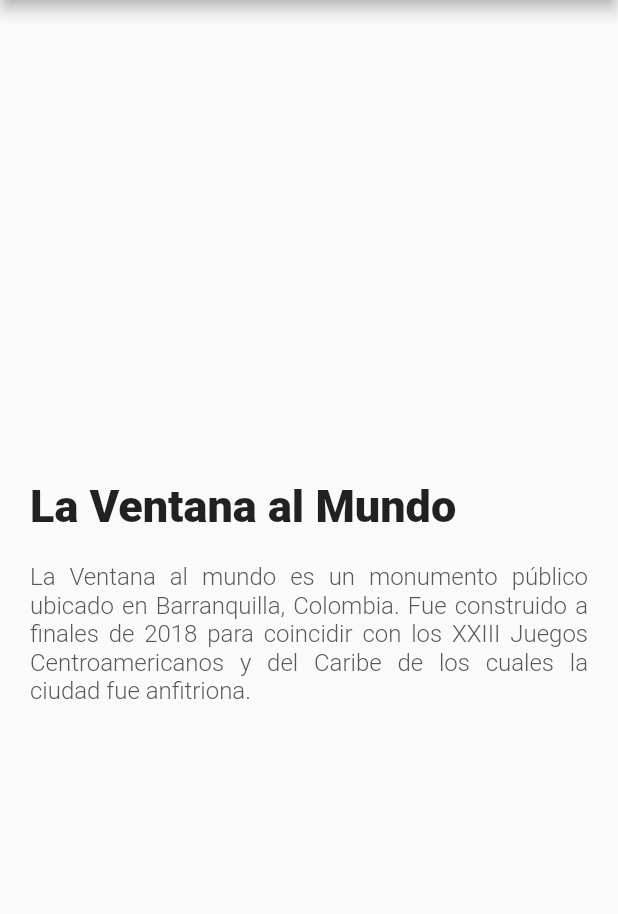
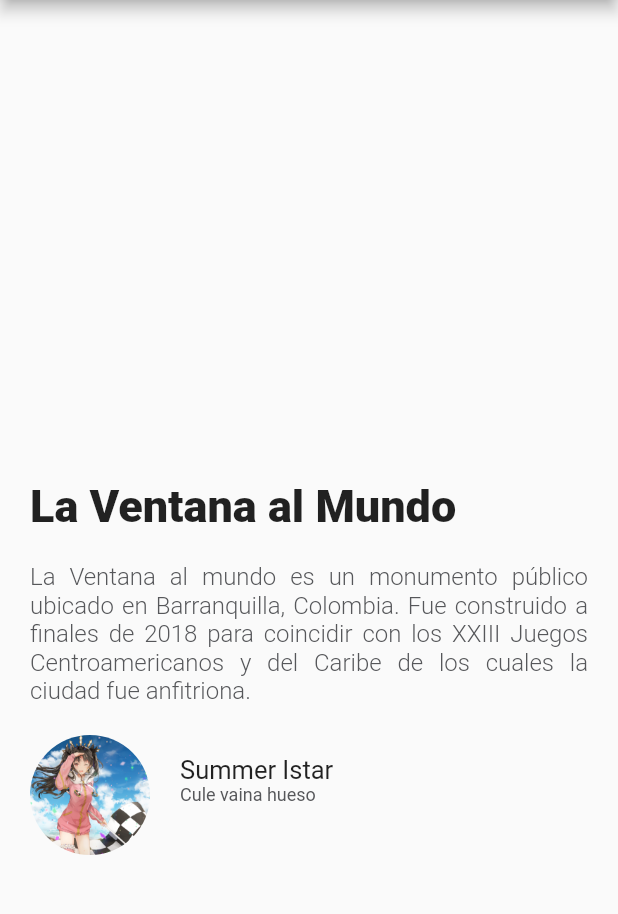
Before and after one commit to Tulio-Rangel/trips_app, a Flutter app: the screen it shows after launch, on a phone screen of 412 x 824 dp, the part 84-998 px from its top. Run offline on Flutter 3.47's test engine with Material 2 defaults, Android fonts, the phone set to English and light mode, and no system bars.

Commit message:
add coments section almost

```diff
--- /dev/null
+++ b/lib/components/review.dart
@@ -0,0 +1,97 @@
+import 'package:flutter/material.dart';
+
+class Review extends StatelessWidget {
+  const Review({super.key});
+
+  @override
+  Widget build(BuildContext context) {
+
+    final userName = Container(
+      margin: const EdgeInsets.only(
+        left: 20.0,
+      ),
+      child: const Text(
+        'Summer Istar',
+        textAlign: TextAlign.left,
+        style: TextStyle(
+          fontSize: 17.0
+        ),
+      ),
+    );
+
+    final userReview = Container(
+      margin: const EdgeInsets.only(
+        left: 20.0,
+      ),
+      child: const Text(
+        'Cule vaina hueso',
+        textAlign: TextAlign.left,
+        style: TextStyle(
+          fontSize: 12.0,
+          color: Color(0xFF56575a)
+        ),
+      ),
+    );
+
+
+
+    final userDetails = Column(
+      crossAxisAlignment: CrossAxisAlignment.start,
+      children: <Widget>[
+        userName,
+        userReview
+      ],
+    );
+
+  /*final avatar = Container(
+      height: 100,
+      width: 100,
+      margin: const EdgeInsets.only(
+        top: 10,
+        left: 10
+      ),
+      child: const CircleAvatar(
+        backgroundImage: NetworkImage('shorturl.at/tBL17'),
+      ),
+    );*/
+
+    final photo = Container(
+      margin: const EdgeInsets.only(
+        top: 20.0,
+        left: 20.0,
+      ),
+      width: 80.0,
+      height: 80.0,
+      decoration: const BoxDecoration(
+        shape: BoxShape.circle,
+        image: DecorationImage(
+          fit: BoxFit.cover,
+          image: AssetImage('assets/images/ishtar.png')
+        )
+      ),
+    );
+
+    return Row (
+      children: <Widget>[
+        photo,
+        userDetails
+      ],
+    );
+  }
+}
+
+/*
+final avatar = Container(
+      height: 100,
+      width: 100,
+      margin: EdgeInsets.only(
+        top: 10,
+        left: 10
+      ),
+      child: CircleAvatar(
+        //
+        //backgroundImage: NetworkImage(imgUrl),
+      ),
+    );
+    return avatar;
+*/
--- a/lib/pages/demo.dart
+++ b/lib/pages/demo.dart
@@ -1,5 +1,6 @@
 import 'package:flutter/material.dart';
 import 'package:trips_app/components/description_place.dart';
+import 'package:trips_app/components/review.dart';
 
 class DemoPage extends StatelessWidget {
   const DemoPage({super.key});
@@ -12,7 +13,12 @@ class DemoPage extends StatelessWidget {
         title: const Text('TripsApp Demo'),
         centerTitle: true,
       ),
-      body: const DescriptionPlace(),
+      body: Column(
+        children: const <Widget>[
+          DescriptionPlace(),
+          Review()
+        ],
+      ),
     );
   }
 }
```
Also changed, not shown: assets/images/ishtar.png (added).
